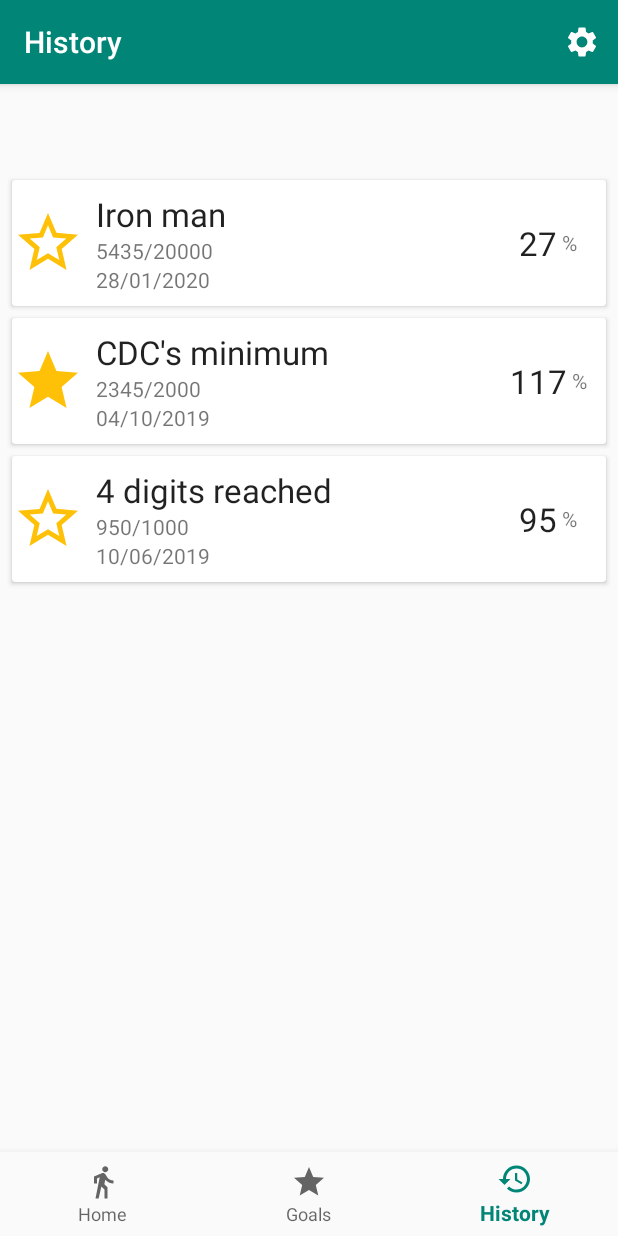
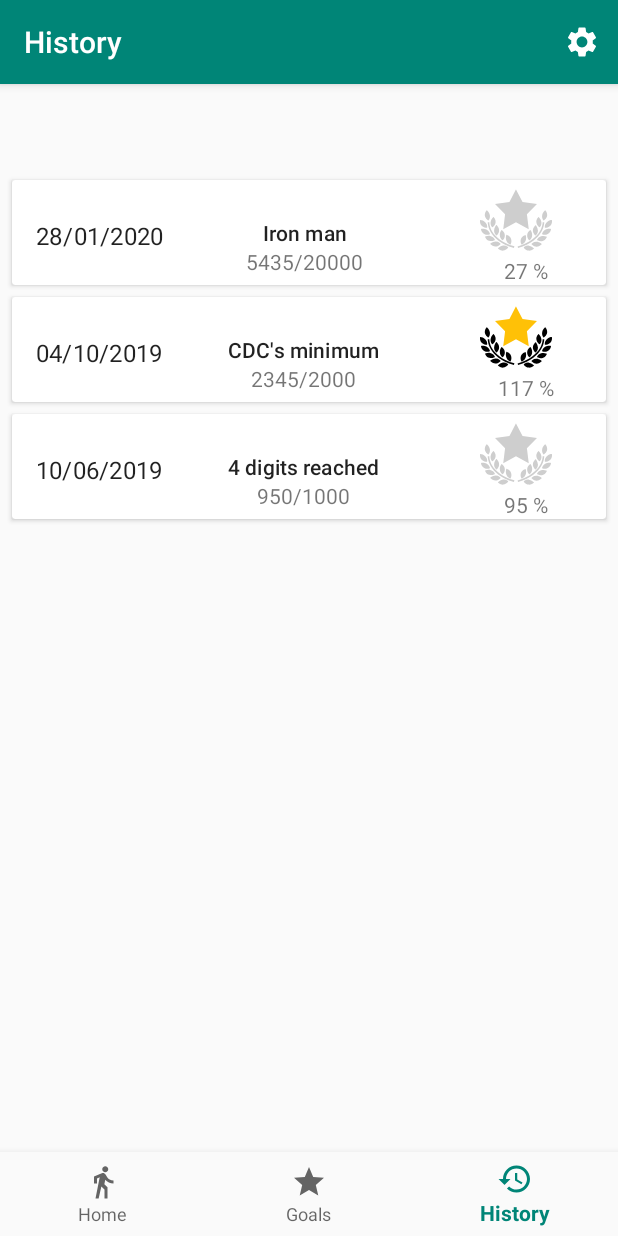
Before and after one commit to NiklavsM/StepCounter, an Android app: the HistoryFragment screen opened through its navigation route, on a phone screen of 412 x 824 dp. Run offline under Robolectric (Android 15) with nearby library versions, the phone set to English and light mode, and no system bars; our stand-ins replace Room's generated code, navigation-ui.

Commit message:
Mostly gui changes.

```diff
--- a/app/src/main/AndroidManifest.xml
+++ b/app/src/main/AndroidManifest.xml
@@ -17,7 +17,7 @@
 
                 <category android:name="android.intent.category.LAUNCHER" />
             </intent-filter>
-            android:windowSoftInputMode="adjustPan"
+            android:windowSoftInputMode="adjustResize|stateHidden" >
         </activity>
         <service
             android:name=".services.AutoHistoryService"
--- a/app/src/main/java/com/example/stepcounter/database/GoalDao.java
+++ b/app/src/main/java/com/example/stepcounter/database/GoalDao.java
@@ -15,6 +15,9 @@ public interface GoalDao {
     @Query("SELECT * FROM goal ORDER BY steps")
     LiveData<List<Goal>> loadAllGoals();
 
+    @Query("SELECT * FROM goal ORDER BY steps")
+    List<Goal> loadAllGoalsStatic();
+
     @Insert
     void insertGoal(Goal goal);
 
--- a/app/src/main/java/com/example/stepcounter/ui/history/HistoryAdapter.java
+++ b/app/src/main/java/com/example/stepcounter/ui/history/HistoryAdapter.java
@@ -39,7 +39,7 @@ public class HistoryAdapter extends RecyclerView.Adapter<HistoryAdapter.HistoryH
         holder.tvGoal.setText(currentHistory.getGoalName());
         holder.tvStepsTaken.setText(currentHistory.getStepsTaken() + "/" + currentHistory.getGoalSteps());
         if (percentage >= 100) {
-            holder.imHistoryIcon.setImageResource(R.drawable.ic_star_24px);
+            holder.imHistoryIcon.setImageResource(R.drawable.ic_award_star);
         }
     }
 
--- /dev/null
+++ b/app/src/main/res/drawable/ic_award_star.xml
@@ -0,0 +1,75 @@
+<vector xmlns:android="http://schemas.android.com/apk/res/android"
+    android:width="32.148dp"
+    android:height="32.148dp"
+    android:viewportWidth="32.148"
+    android:viewportHeight="32.148">
+  <path
+      android:fillColor="#FF000000"
+      android:pathData="M3.171,19.56c0,0 0.313,-1.268 -0.739,-2.367c-1.056,-1.101 -2.382,-1.105 -2.382,-1.105s-0.33,1.489 0.698,2.562C1.775,19.72 3.171,19.56 3.171,19.56z"/>
+  <path
+      android:fillColor="#FF000000"
+      android:pathData="M5.5,19.33c0,0 1.233,-0.669 1.459,-2.139c0.227,-1.466 -0.9,-2.498 -0.9,-2.498s-1.08,0.768 -1.313,2.274C4.515,18.474 5.5,19.33 5.5,19.33z"/>
+  <path
+      android:fillColor="#FF000000"
+      android:pathData="M7.354,23.029c0,0 1.136,-0.827 1.169,-2.312c0.03,-1.483 -1.221,-2.358 -1.221,-2.358s-0.971,0.9 -1.004,2.425C6.265,22.308 7.354,23.029 7.354,23.029z"/>
+  <path
+      android:fillColor="#FF000000"
+      android:pathData="M11.076,22.754c-0.108,-1.479 -1.436,-2.233 -1.436,-2.233s-0.882,0.987 -0.772,2.508c0.11,1.521 1.262,2.136 1.262,2.136S11.183,24.234 11.076,22.754z"/>
+  <path
+      android:fillColor="#FF000000"
+      android:pathData="M13.617,27.009c0,0 0.743,-1.191 0.214,-2.58c-0.529,-1.388 -2.019,-1.728 -2.019,-1.728s-0.561,1.202 -0.019,2.627C12.337,26.751 13.617,27.009 13.617,27.009z"/>
+  <path
+      android:fillColor="#FF000000"
+      android:pathData="M3.685,16.312c0,0 0.966,-0.879 0.699,-2.379c-0.267,-1.499 -1.366,-2.242 -1.366,-2.242s-1.101,1.058 -0.841,2.521C2.437,15.672 3.685,16.312 3.685,16.312z"/>
+  <path
+      android:fillColor="#FF000000"
+      android:pathData="M4.443,22.437c0,0 -0.074,-1.305 -1.404,-2.045c-1.333,-0.738 -2.602,-0.355 -2.602,-0.355s0.124,1.521 1.422,2.242C3.159,23 4.443,22.437 4.443,22.437z"/>
+  <path
+      android:fillColor="#FF000000"
+      android:pathData="M6.688,24.969c0,0 -0.362,-1.255 -1.823,-1.681c-1.464,-0.426 -2.616,0.23 -2.616,0.23s0.461,1.455 1.886,1.871C5.562,25.806 6.688,24.969 6.688,24.969z"/>
+  <path
+      android:fillColor="#FF000000"
+      android:pathData="M9.199,26.773c0,0 -0.724,-1.086 -2.246,-1.049c-1.524,0.037 -2.424,1.01 -2.424,1.01s0.88,1.25 2.363,1.213C8.377,27.913 9.199,26.773 9.199,26.773z"/>
+  <path
+      android:fillColor="#FF000000"
+      android:pathData="M10.271,27.509c-1.508,0.221 -2.284,1.294 -2.284,1.294s1.021,1.136 2.491,0.923c1.471,-0.214 2.148,-1.442 2.148,-1.442S11.778,27.292 10.271,27.509z"/>
+  <path
+      android:fillColor="#FF000000"
+      android:pathData="M4.182,17.058l-0.727,-0.029c-0.002,0.08 -0.183,7.955 11.7,11.505l0.208,-0.696C4.048,24.457 4.169,17.357 4.182,17.058z"/>
+  <path
+      android:fillColor="#FF000000"
+      android:pathData="M28.977,19.581c0,0 1.396,0.16 2.423,-0.912c1.028,-1.072 0.698,-2.562 0.698,-2.562s-1.326,0.006 -2.383,1.106C28.662,18.314 28.977,19.581 28.977,19.581z"/>
+  <path
+      android:fillColor="#FF000000"
+      android:pathData="M25.188,17.212c0.226,1.469 1.459,2.139 1.459,2.139s0.984,-0.855 0.755,-2.361c-0.233,-1.507 -1.313,-2.274 -1.313,-2.274S24.962,15.746 25.188,17.212z"/>
+  <path
+      android:fillColor="#FF000000"
+      android:pathData="M24.846,18.379c0,0 -1.251,0.875 -1.222,2.358c0.033,1.483 1.169,2.312 1.169,2.312s1.089,-0.722 1.057,-2.245C25.816,19.282 24.846,18.379 24.846,18.379z"/>
+  <path
+      android:fillColor="#FF000000"
+      android:pathData="M21.071,22.775c-0.106,1.479 0.946,2.408 0.946,2.408s1.15,-0.613 1.262,-2.135c0.109,-1.521 -0.772,-2.509 -0.772,-2.509S21.181,21.294 21.071,22.775z"/>
+  <path
+      android:fillColor="#FF000000"
+      android:pathData="M18.316,24.45c-0.529,1.388 0.214,2.579 0.214,2.579s1.279,-0.258 1.823,-1.68c0.542,-1.425 -0.02,-2.628 -0.02,-2.628S18.847,23.062 18.316,24.45z"/>
+  <path
+      android:fillColor="#FF000000"
+      android:pathData="M28.463,16.333c0,0 1.248,-0.64 1.509,-2.101c0.26,-1.463 -0.842,-2.521 -0.842,-2.521s-1.1,0.743 -1.365,2.242C27.497,15.454 28.463,16.333 28.463,16.333z"/>
+  <path
+      android:fillColor="#FF000000"
+      android:pathData="M29.107,20.413c-1.33,0.739 -1.404,2.044 -1.404,2.044s1.285,0.564 2.584,-0.157c1.298,-0.721 1.422,-2.243 1.422,-2.243S30.44,19.673 29.107,20.413z"/>
+  <path
+      android:fillColor="#FF000000"
+      android:pathData="M27.281,23.31c-1.461,0.426 -1.823,1.681 -1.823,1.681s1.128,0.836 2.555,0.421c1.425,-0.415 1.886,-1.871 1.886,-1.871S28.745,22.883 27.281,23.31z"/>
+  <path
+      android:fillColor="#FF000000"
+      android:pathData="M25.194,25.745c-1.522,-0.037 -2.246,1.05 -2.246,1.05s0.821,1.139 2.307,1.174c1.483,0.036 2.363,-1.213 2.363,-1.213S26.72,25.783 25.194,25.745z"/>
+  <path
+      android:fillColor="#FF000000"
+      android:pathData="M21.876,27.529c-1.508,-0.217 -2.354,0.773 -2.354,0.773s0.678,1.229 2.147,1.443c1.471,0.213 2.491,-0.924 2.491,-0.924S23.384,27.75 21.876,27.529z"/>
+  <path
+      android:fillColor="#FF000000"
+      android:pathData="M28.692,17.048l-0.728,0.029c0.013,0.301 0.134,7.398 -11.181,10.779l0.208,0.695C28.875,25.003 28.694,17.128 28.692,17.048z"/>
+  <path
+      android:fillColor="#FFC107"
+      android:pathData="M21.771,20.214l-0.826,-6.719l4.498,-4.571l-6.447,-0.862l-2.92,-5.658l0,-0.028l-2.926,5.666l-6.446,0.861l4.498,4.572l-0.825,6.718l5.694,-3.094l0,0.018z"/>
+</vector>
--- /dev/null
+++ b/app/src/main/res/drawable/ic_award_star_empty.xml
@@ -0,0 +1,75 @@
+<vector xmlns:android="http://schemas.android.com/apk/res/android"
+    android:width="32.148dp"
+    android:height="32.148dp"
+    android:viewportWidth="32.148"
+    android:viewportHeight="32.148">
+  <path
+      android:fillColor="#CECECE"
+      android:pathData="M3.171,19.56c0,0 0.313,-1.268 -0.739,-2.367c-1.056,-1.101 -2.382,-1.105 -2.382,-1.105s-0.33,1.489 0.698,2.562C1.775,19.72 3.171,19.56 3.171,19.56z"/>
+  <path
+      android:fillColor="#CECECE"
+      android:pathData="M5.5,19.33c0,0 1.233,-0.669 1.459,-2.139c0.227,-1.466 -0.9,-2.498 -0.9,-2.498s-1.08,0.768 -1.313,2.274C4.515,18.474 5.5,19.33 5.5,19.33z"/>
+  <path
+      android:fillColor="#CECECE"
+      android:pathData="M7.354,23.029c0,0 1.136,-0.827 1.169,-2.312c0.03,-1.483 -1.221,-2.358 -1.221,-2.358s-0.971,0.9 -1.004,2.425C6.265,22.308 7.354,23.029 7.354,23.029z"/>
+  <path
+      android:fillColor="#CECECE"
+      android:pathData="M11.076,22.754c-0.108,-1.479 -1.436,-2.233 -1.436,-2.233s-0.882,0.987 -0.772,2.508c0.11,1.521 1.262,2.136 1.262,2.136S11.183,24.234 11.076,22.754z"/>
+  <path
+      android:fillColor="#CECECE"
+      android:pathData="M13.617,27.009c0,0 0.743,-1.191 0.214,-2.58c-0.529,-1.388 -2.019,-1.728 -2.019,-1.728s-0.561,1.202 -0.019,2.627C12.337,26.751 13.617,27.009 13.617,27.009z"/>
+  <path
+      android:fillColor="#CECECE"
+      android:pathData="M3.685,16.312c0,0 0.966,-0.879 0.699,-2.379c-0.267,-1.499 -1.366,-2.242 -1.366,-2.242s-1.101,1.058 -0.841,2.521C2.437,15.672 3.685,16.312 3.685,16.312z"/>
+  <path
+      android:fillColor="#CECECE"
+      android:pathData="M4.443,22.437c0,0 -0.074,-1.305 -1.404,-2.045c-1.333,-0.738 -2.602,-0.355 -2.602,-0.355s0.124,1.521 1.422,2.242C3.159,23 4.443,22.437 4.443,22.437z"/>
+  <path
+      android:fillColor="#CECECE"
+      android:pathData="M6.688,24.969c0,0 -0.362,-1.255 -1.823,-1.681c-1.464,-0.426 -2.616,0.23 -2.616,0.23s0.461,1.455 1.886,1.871C5.562,25.806 6.688,24.969 6.688,24.969z"/>
+  <path
+      android:fillColor="#CECECE"
+      android:pathData="M9.199,26.773c0,0 -0.724,-1.086 -2.246,-1.049c-1.524,0.037 -2.424,1.01 -2.424,1.01s0.88,1.25 2.363,1.213C8.377,27.913 9.199,26.773 9.199,26.773z"/>
+  <path
+      android:fillColor="#CECECE"
+      android:pathData="M10.271,27.509c-1.508,0.221 -2.284,1.294 -2.284,1.294s1.021,1.136 2.491,0.923c1.471,-0.214 2.148,-1.442 2.148,-1.442S11.778,27.292 10.271,27.509z"/>
+  <path
+      android:fillColor="#CECECE"
+      android:pathData="M4.182,17.058l-0.727,-0.029c-0.002,0.08 -0.183,7.955 11.7,11.505l0.208,-0.696C4.048,24.457 4.169,17.357 4.182,17.058z"/>
+  <path
+      android:fillColor="#CECECE"
+      android:pathData="M28.977,19.581c0,0 1.396,0.16 2.423,-0.912c1.028,-1.072 0.698,-2.562 0.698,-2.562s-1.326,0.006 -2.383,1.106C28.662,18.314 28.977,19.581 28.977,19.581z"/>
+  <path
+      android:fillColor="#CECECE"
+      android:pathData="M25.188,17.212c0.226,1.469 1.459,2.139 1.459,2.139s0.984,-0.855 0.755,-2.361c-0.233,-1.507 -1.313,-2.274 -1.313,-2.274S24.962,15.746 25.188,17.212z"/>
+  <path
+      android:fillColor="#CECECE"
+      android:pathData="M24.846,18.379c0,0 -1.251,0.875 -1.222,2.358c0.033,1.483 1.169,2.312 1.169,2.312s1.089,-0.722 1.057,-2.245C25.816,19.282 24.846,18.379 24.846,18.379z"/>
+  <path
+      android:fillColor="#CECECE"
+      android:pathData="M21.071,22.775c-0.106,1.479 0.946,2.408 0.946,2.408s1.15,-0.613 1.262,-2.135c0.109,-1.521 -0.772,-2.509 -0.772,-2.509S21.181,21.294 21.071,22.775z"/>
+  <path
+      android:fillColor="#CECECE"
+      android:pathData="M18.316,24.45c-0.529,1.388 0.214,2.579 0.214,2.579s1.279,-0.258 1.823,-1.68c0.542,-1.425 -0.02,-2.628 -0.02,-2.628S18.847,23.062 18.316,24.45z"/>
+  <path
+      android:fillColor="#CECECE"
+      android:pathData="M28.463,16.333c0,0 1.248,-0.64 1.509,-2.101c0.26,-1.463 -0.842,-2.521 -0.842,-2.521s-1.1,0.743 -1.365,2.242C27.497,15.454 28.463,16.333 28.463,16.333z"/>
+  <path
+      android:fillColor="#CECECE"
+      android:pathData="M29.107,20.413c-1.33,0.739 -1.404,2.044 -1.404,2.044s1.285,0.564 2.584,-0.157c1.298,-0.721 1.422,-2.243 1.422,-2.243S30.44,19.673 29.107,20.413z"/>
+  <path
+      android:fillColor="#CECECE"
+      android:pathData="M27.281,23.31c-1.461,0.426 -1.823,1.681 -1.823,1.681s1.128,0.836 2.555,0.421c1.425,-0.415 1.886,-1.871 1.886,-1.871S28.745,22.883 27.281,23.31z"/>
+  <path
+      android:fillColor="#CECECE"
+      android:pathData="M25.194,25.745c-1.522,-0.037 -2.246,1.05 -2.246,1.05s0.821,1.139 2.307,1.174c1.483,0.036 2.363,-1.213 2.363,-1.213S26.72,25.783 25.194,25.745z"/>
+  <path
+      android:fillColor="#CECECE"
+      android:pathData="M21.876,27.529c-1.508,-0.217 -2.354,0.773 -2.354,0.773s0.678,1.229 2.147,1.443c1.471,0.213 2.491,-0.924 2.491,-0.924S23.384,27.75 21.876,27.529z"/>
+  <path
+      android:fillColor="#CECECE"
+      android:pathData="M28.692,17.048l-0.728,0.029c0.013,0.301 0.134,7.398 -11.181,10.779l0.208,0.695C28.875,25.003 28.694,17.128 28.692,17.048z"/>
+  <path
+      android:fillColor="#CECECE"
+      android:pathData="M21.771,20.214l-0.826,-6.719l4.498,-4.571l-6.447,-0.862l-2.92,-5.658l0,-0.028l-2.926,5.666l-6.446,0.861l4.498,4.572l-0.825,6.718l5.694,-3.094l0,0.018z"/>
+</vector>
--- a/app/src/main/res/layout/fragment_home.xml
+++ b/app/src/main/res/layout/fragment_home.xml
@@ -23,7 +23,7 @@
             android:text="Active goal: "
             app:layout_constraintEnd_toEndOf="parent"
             app:layout_constraintStart_toStartOf="parent"
-            tools:layout_editor_absoluteY="0dp" />
+            app:layout_constraintTop_toTopOf="parent" />
 
         <TextView
             android:id="@+id/tv_active_goal"
@@ -33,7 +33,7 @@
 
             android:layout_marginTop="4dp"
             android:text="Iron Man"
-            android:textAppearance="@style/TextAppearance.AppCompat.Large"
+            android:textAppearance="@style/TextAppearance.AppCompat.Headline"
             app:layout_constraintEnd_toEndOf="@+id/tv_active_goal_label"
             app:layout_constraintStart_toStartOf="@+id/tv_active_goal_label"
             app:layout_constraintTop_toBottomOf="@+id/tv_active_goal_label" />
--- a/app/src/main/res/layout/history_item.xml
+++ b/app/src/main/res/layout/history_item.xml
@@ -1,92 +1,108 @@
 <?xml version="1.0" encoding="utf-8"?>
 <androidx.cardview.widget.CardView xmlns:android="http://schemas.android.com/apk/res/android"
+    xmlns:app="http://schemas.android.com/apk/res-auto"
+    xmlns:tools="http://schemas.android.com/tools"
     android:layout_width="match_parent"
     android:layout_height="wrap_content"
     android:layout_marginStart="8dp"
     android:layout_marginTop="8dp"
-    android:layout_marginEnd="8dp"
-    >
+    android:layout_marginEnd="8dp">
 
-    <RelativeLayout
+    <androidx.constraintlayout.widget.ConstraintLayout
         android:layout_width="match_parent"
-        android:layout_height="wrap_content">
+        android:layout_height="70dp">
 
-        <ImageView
-            android:id="@+id/history_icon"
-            android:layout_width="48dp"
-            android:layout_height="48dp"
+        <TextView
+            android:id="@+id/tv_history_date"
+            android:layout_width="wrap_content"
+            android:layout_height="wrap_content"
+            android:layout_alignParentStart="true"
             android:layout_centerVertical="true"
-            android:gravity="center"
-            android:src="@drawable/ic_star_border_24px"
-            android:textSize="24sp" />
-
+            android:layout_marginStart="16dp"
+            android:layout_marginTop="24dp"
+            android:text="1/12/2020"
+            android:textAppearance="@style/TextAppearance.MaterialComponents.Subtitle1"
+            app:layout_constraintBottom_toBottomOf="parent"
+            app:layout_constraintStart_toStartOf="parent"
+            app:layout_constraintTop_toTopOf="parent"
+            app:layout_constraintVertical_bias="0.074" />
 
         <RelativeLayout
-            android:layout_width="wrap_content"
-            android:layout_height="wrap_content"
-            android:layout_toEndOf="@+id/history_icon"
-            android:padding="8dp">
+            android:layout_width="188dp"
+            android:layout_height="67dp"
+            app:layout_constraintBottom_toBottomOf="parent"
+            app:layout_constraintStart_toEndOf="@+id/tv_history_date"
+            app:layout_constraintTop_toTopOf="parent">
 
 
             <TextView
                 android:id="@+id/tv_history_goal"
                 android:layout_width="wrap_content"
                 android:layout_height="wrap_content"
-                android:layout_alignParentStart="true"
                 android:layout_centerHorizontal="true"
+                android:layout_centerVertical="true"
                 android:ellipsize="end"
                 android:maxLines="1"
                 android:text="Iron Man"
-                android:textAppearance="@style/TextAppearance.AppCompat.Large" />
+                android:textAppearance="@style/TextAppearance.MaterialComponents.Subtitle2"
+                app:layout_constraintStart_toStartOf="parent"
+                app:layout_constraintTop_toTopOf="parent" />
 
             <TextView
                 android:id="@+id/tv_history_steps_taken"
                 android:layout_width="wrap_content"
                 android:layout_height="wrap_content"
                 android:layout_below="@+id/tv_history_goal"
+                android:layout_centerHorizontal="true"
                 android:ellipsize="end"
                 android:maxLines="1"
                 android:text="900/1000 steps"
-                android:textAppearance="@style/TextAppearance.AppCompat.Small" />
-
-            <TextView
-                android:id="@+id/tv_history_date"
-                android:layout_width="wrap_content"
-                android:layout_height="wrap_content"
-                android:layout_below="@id/tv_history_steps_taken"
-                android:layout_alignParentStart="true"
-                android:layout_centerVertical="true"
-                android:text="1/12/2020"
-                android:textAppearance="@style/TextAppearance.AppCompat.Small" />
+                android:textAppearance="@style/TextAppearance.AppCompat.Small"
+                app:layout_constraintStart_toStartOf="parent"
+                app:layout_constraintTop_toBottomOf="@+id/tv_history_goal" />
 
         </RelativeLayout>
 
         <RelativeLayout
-            android:layout_width="90dp"
-            android:layout_height="wrap_content"
+            android:layout_width="120dp"
+            android:layout_height="match_parent"
+            android:layout_alignParentEnd="true"
             android:layout_centerVertical="true"
-            android:layout_alignParentEnd="true">
+            app:layout_constraintBottom_toBottomOf="parent"
+            app:layout_constraintEnd_toEndOf="parent">
+
+            <ImageView
+                android:id="@+id/history_icon"
+                android:layout_width="48dp"
+                android:layout_height="48dp"
+                android:layout_above="@+id/tv_history_progress"
+                android:layout_centerHorizontal="true"
+                android:src="@drawable/ic_award_star_empty"
+                android:textSize="24sp" />
 
             <TextView
                 android:id="@+id/tv_history_progress"
                 android:layout_width="wrap_content"
                 android:layout_height="wrap_content"
-                android:layout_centerVertical="true"
+                android:layout_alignParentBottom="true"
                 android:layout_centerHorizontal="true"
                 android:ellipsize="end"
                 android:maxLines="1"
-                android:text=" 90"
-                android:textAppearance="@style/TextAppearance.AppCompat.Large" />
+                android:text=" 90" />
+
             <TextView
+                android:id="@+id/tv_history_progress_percent_sign"
                 android:layout_width="wrap_content"
                 android:layout_height="wrap_content"
-                android:layout_centerVertical="true"
+                android:layout_alignParentBottom="true"
                 android:layout_toEndOf="@+id/tv_history_progress"
                 android:ellipsize="end"
                 android:maxLines="1"
-                android:paddingRight="5dp"
                 android:text=" %" />
+
         </RelativeLayout>
 
-    </RelativeLayout>
+    </androidx.constraintlayout.widget.ConstraintLayout>
+
+
 </androidx.cardview.widget.CardView>
```
Also changed, not shown: app/src/main/java/com/example/stepcounter/repositories/GoalsRepository.java (+45 -1 lines), app/src/main/java/com/example/stepcounter/services/AutoHistoryService.java (+11 -14 lines), app/src/main/java/com/example/stepcounter/ui/goals/AddEditGoalFragment.java (+2 -5 lines), app/src/main/java/com/example/stepcounter/ui/goals/GoalAdapter.java (+11 -4 lines), app/src/main/java/com/example/stepcounter/ui/goals/GoalsFragment.java (+16 -2 lines), app/src/main/java/com/example/stepcounter/ui/home/HomeFragment.java (+11 -18 lines), app/src/main/java/com/example/stepcounter/ui/home/HomeViewModel.java (+7 -4 lines), app/src/main/res/layout/add_goal_fragment.xml (+7 -22 lines), app/src/main/res/layout/goal_item.xml (+14 -14 lines).
